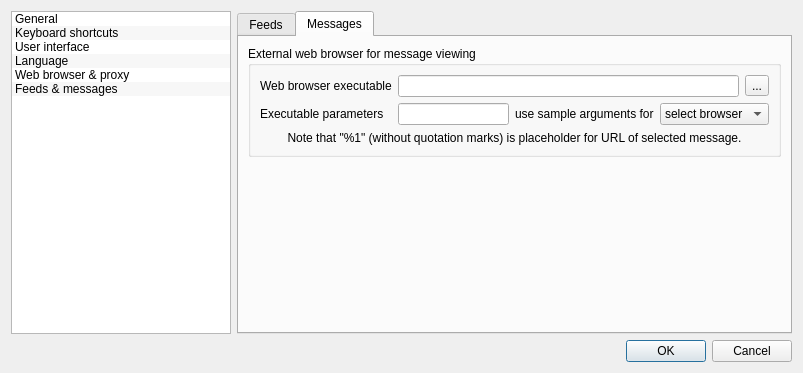
First picture: the form in src/gui/formsettings.ui, repository martinrotter/rssguard, before the edit.
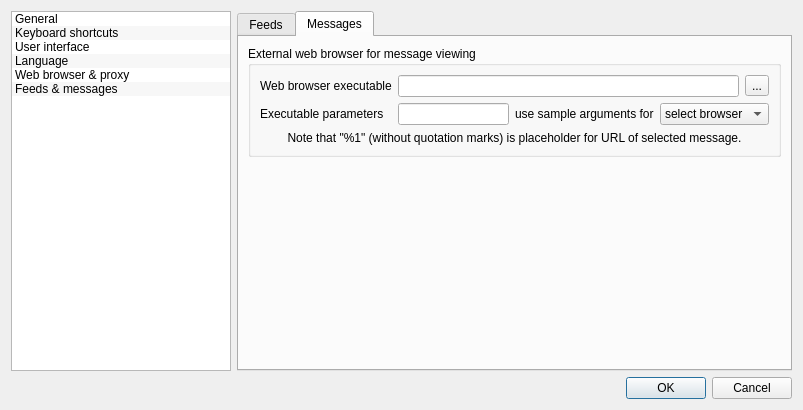
Second picture: the form after the edit. Custom widgets are drawn as their Qt base class.

```diff
--- a/src/gui/formsettings.ui
+++ b/src/gui/formsettings.ui
@@ -7,7 +7,7 @@
     <x>0</x>
     <y>0</y>
     <width>803</width>
-    <height>373</height>
+    <height>410</height>
    </rect>
   </property>
   <property name="windowTitle">
```
